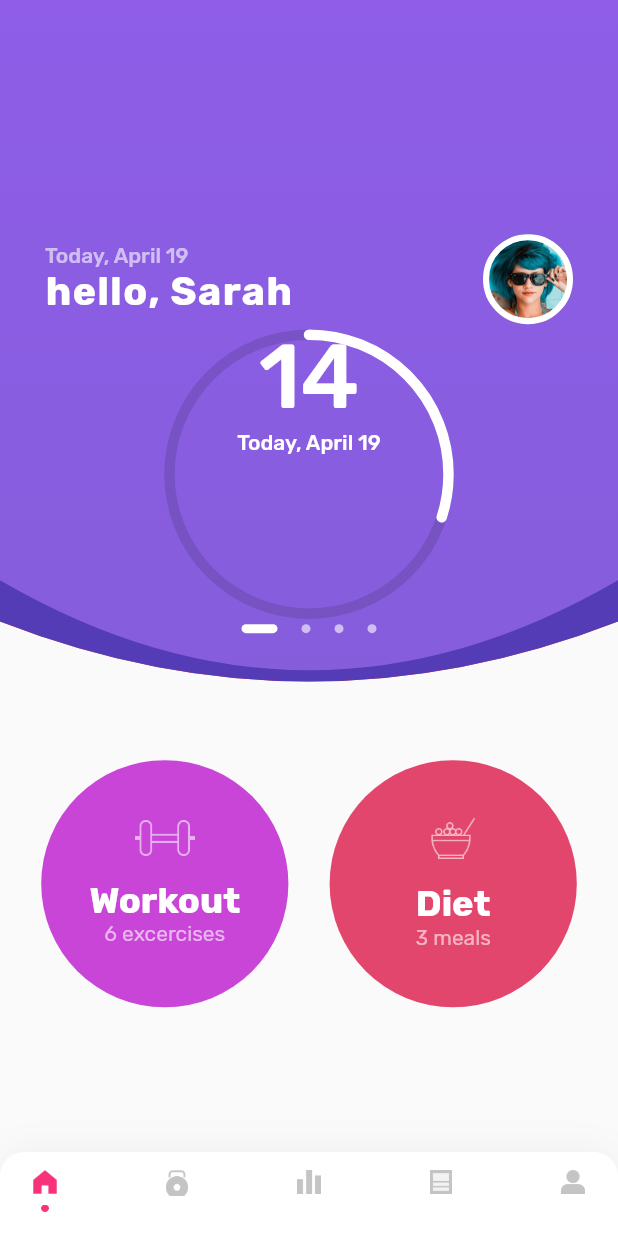
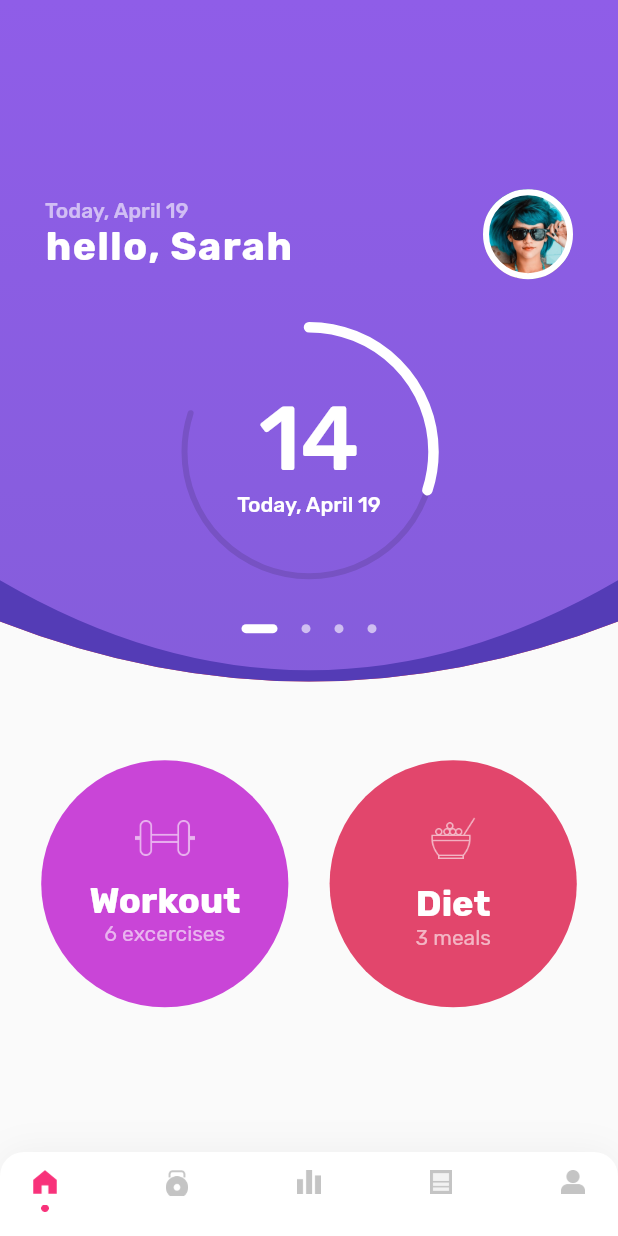
Before and after one commit to CoMatu/msfit, a Flutter app: the screen it shows after launch, on a phone screen of 412 x 824 dp. Run offline on Flutter 3.47's test engine with Material 2 defaults, Android fonts, the phone set to English and light mode, and no system bars.

Commit message:
готова анимация круг пользователь

```diff
--- a/lib/features/msfit/presentation/pages/user_page.dart
+++ b/lib/features/msfit/presentation/pages/user_page.dart
@@ -8,27 +8,36 @@ class UserPage extends StatefulWidget {
 }
 
 class _UserPageState extends State<UserPage>
-    with SingleTickerProviderStateMixin {
+    with TickerProviderStateMixin {
   AnimationController progressController;
+  AnimationController progressInnerController;
   Animation animation;
+  Animation animationInner;
 
   @override
   void initState() {
     super.initState();
     progressController = AnimationController(
         vsync: this, duration: Duration(milliseconds: 1000));
-    animation = Tween(begin: 0.0, end: 30.0).animate(progressController)
-      ..addListener(() {
+    progressInnerController = AnimationController(
+        vsync: this, duration: Duration(milliseconds: 1000));
+    animation = Tween(begin: 0.0, end: 30.0).animate(progressController);
+    animationInner = Tween(begin: 0.0, end: 80.0).animate(progressInnerController);
+
+    animation.addListener(() {
       setState(() {});
     });
 
+    animationInner.addListener(() {
+      setState(() {});
+    });
+
+    progressInnerController.forward();
     progressController.forward();
-
   }
 
   @override
   Widget build(BuildContext context) {
-
     return Column(
       mainAxisAlignment: MainAxisAlignment.end,
       children: <Widget>[
@@ -83,12 +92,16 @@ class _UserPageState extends State<UserPage>
           ],
         ),
         Center(
+          child: Padding(
+            padding: const EdgeInsets.all(25.0),
             child: CustomPaint(
-            foregroundPainter: CircleProgress(animation.value),
+              foregroundPainter:
+                  CircleProgress(animation.value, animationInner.value),
               child: Container(
-              height: 200.0,
-              width: 200.0,
+                height: 180.0,
+                width: 180.0,
                 child: Column(
+                  mainAxisAlignment: MainAxisAlignment.center,
                   children: <Widget>[
                     Text(
                       '14',
@@ -107,6 +120,7 @@ class _UserPageState extends State<UserPage>
               ),
             ),
           ),
+        ),
       ],
     );
   }
@@ -114,15 +128,17 @@ class _UserPageState extends State<UserPage>
 
 class CircleProgress extends CustomPainter {
   double currentProgress;
+  double currentInnerProgress;
 
-  CircleProgress(this.currentProgress);
+  CircleProgress(this.currentProgress, this.currentInnerProgress);
 
   @override
   void paint(Canvas canvas, Size size) {
     Paint outerCircle = Paint()
-      ..strokeWidth = 7
+      ..strokeWidth = 4
       ..color = Colors.black12
-      ..style = PaintingStyle.stroke;
+      ..style = PaintingStyle.stroke
+    ..strokeCap = StrokeCap.round;
 
     Paint completeArc = Paint()
       ..strokeWidth = 7
@@ -133,9 +149,13 @@ class CircleProgress extends CustomPainter {
     Offset center = Offset(size.width / 2, size.height / 2);
     double radius = min(size.width / 2, size.height / 2) - 7;
 
-    canvas.drawCircle(center, radius, outerCircle);
+//    canvas.drawCircle(center, radius, outerCircle);
 
     double angle = 2 * pi * (currentProgress / 100);
+    double angleInner = 2 * pi * (currentInnerProgress / 100);
+
+    canvas.drawArc(Rect.fromCircle(center: center, radius: radius), -pi / 2,
+        angleInner, false, outerCircle);
 
     canvas.drawArc(Rect.fromCircle(center: center, radius: radius), -pi / 2,
         angle, false, completeArc);
```
Lines whose indentation alone changed are shown as unchanged.
